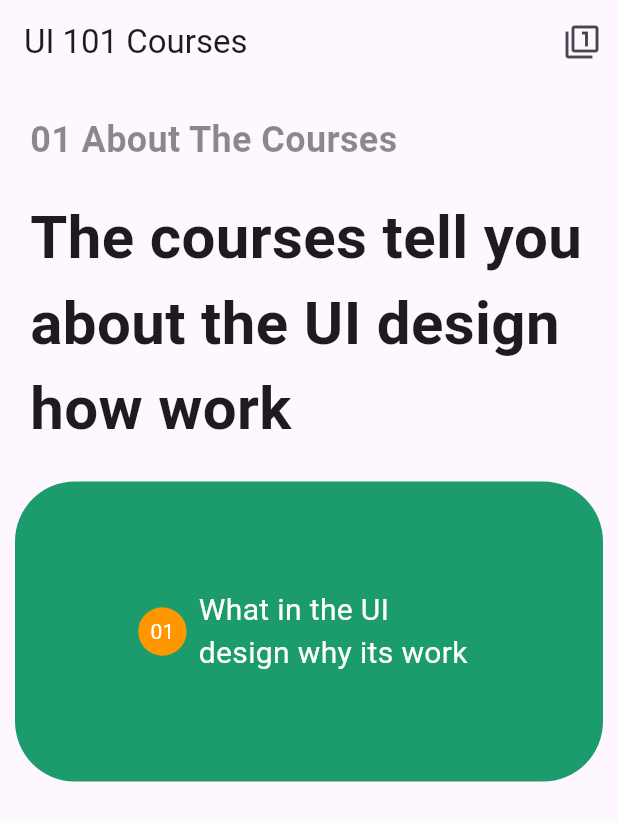
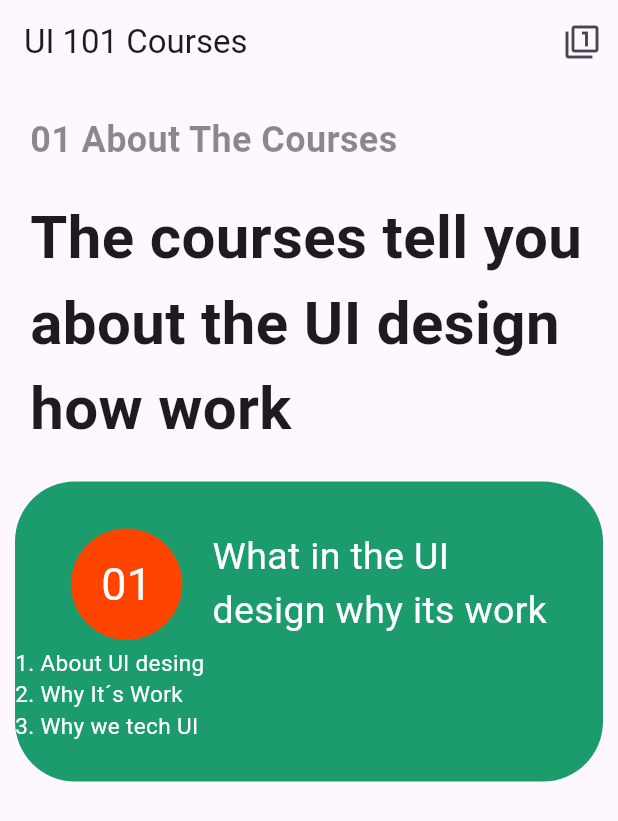
Before and after one commit to devarturobl/desarrolloApps2, a Flutter app: the screen it shows after launch, on a phone screen of 412 x 824 dp. Shown: the top 821 px of the screen. Run offline on Flutter 3.47's test engine with Material 3 defaults, Android fonts, the phone set to English and light mode, and no system bars.

Commit message:
Clase2.2

```diff
--- a/Semana 1/layer2/lib/main.dart
+++ b/Semana 1/layer2/lib/main.dart
@@ -57,30 +57,48 @@ class MyApp extends StatelessWidget {
                     ),
                     child: Column(
                       mainAxisAlignment: MainAxisAlignment.center,
-                      crossAxisAlignment: CrossAxisAlignment.center,
                       children: [
                         Row(
                           mainAxisAlignment: MainAxisAlignment.center,
                           children: [
                             Container(
                               decoration: BoxDecoration(
-                                color: Colors.orange,
+                                color: const Color.fromARGB(255, 255, 68, 0),
                                 shape: BoxShape.circle,
                               ),
-                              padding: EdgeInsets.all(8.0),
+                              padding: EdgeInsets.all(20.0),
                               child: Text(
                                 "01",
-                                style: TextStyle(color: Colors.white),
+                                style: TextStyle(
+                                    color: Colors.white, fontSize: 30),
                               ),
                             ),
-                            Padding(
-                              padding: const EdgeInsets.all(8.0),
-                              child: Text(
-                                "What in the UI \ndesign why its work",
-                                style: TextStyle(
-                                    color: Colors.white, fontSize: 20),
-                              ),
+                            SizedBox(
+                              width: 20,
                             ),
+                            Text(
+                              "What in the UI \ndesign why its work",
+                              style:
+                                  TextStyle(color: Colors.white, fontSize: 25),
+                            ),
+                          ],
+                        ),
+                        Row(
+                          children: [
+                            Column(
+                              crossAxisAlignment: CrossAxisAlignment.start,
+                              children: [
+                                Text("1. About UI desing",
+                                    style: TextStyle(
+                                        color: Colors.white, fontSize: 15)),
+                                Text("2. Why It´s Work",
+                                    style: TextStyle(
+                                        color: Colors.white, fontSize: 15)),
+                                Text("3. Why we tech UI",
+                                    style: TextStyle(
+                                        color: Colors.white, fontSize: 15)),
+                              ],
+                            )
                           ],
                         )
                       ],
```
